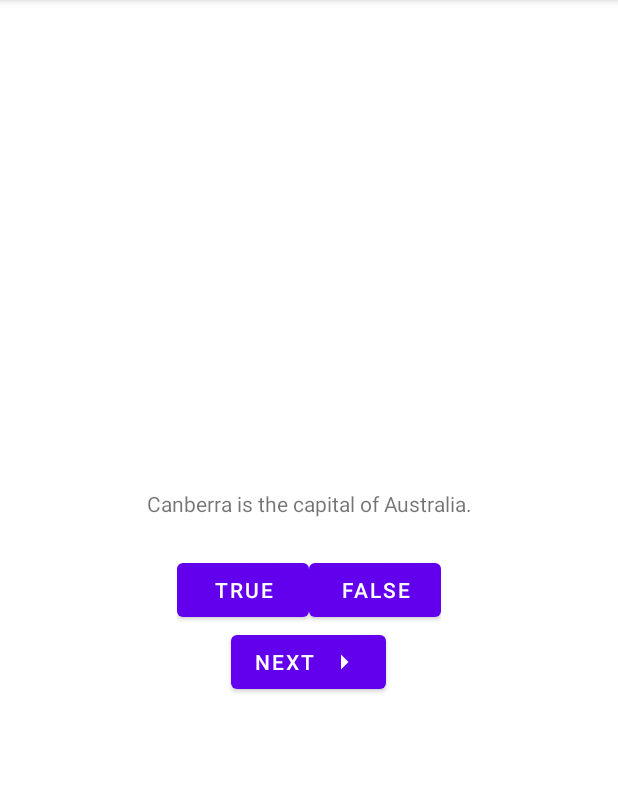
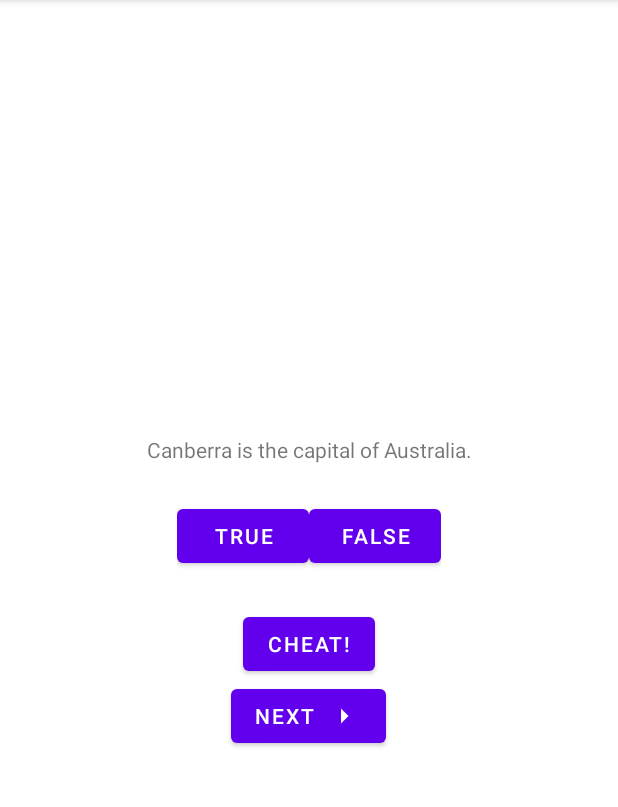
Before and after one commit to amora7741/CS4750-GeoQuiz, an Android app: the screen it shows after launch (MainActivity), on a phone screen of 412 x 824 dp, the part 84-891 px from its top. Run offline under Robolectric (Android 15) with nearby library versions, the phone set to English and light mode, and no system bars.

Commit message:
Added cheat button to activity

```diff
--- a/app/src/main/java/com/bignerdranch/android/geoquiz/CheatActivity.kt
+++ b/app/src/main/java/com/bignerdranch/android/geoquiz/CheatActivity.kt
@@ -2,10 +2,14 @@ package com.bignerdranch.android.geoquiz
 
 import androidx.appcompat.app.AppCompatActivity
 import android.os.Bundle
+import com.bignerdranch.android.geoquiz.databinding.ActivityCheatBinding
 
 class CheatActivity : AppCompatActivity() {
+
+    private lateinit var binding: ActivityCheatBinding
     override fun onCreate(savedInstanceState: Bundle?) {
         super.onCreate(savedInstanceState)
-        setContentView(R.layout.activity_cheat)
+        binding = ActivityCheatBinding.inflate(layoutInflater)
+        setContentView(binding.root)
     }
 }
--- a/app/src/main/res/layout/activity_main.xml
+++ b/app/src/main/res/layout/activity_main.xml
@@ -30,6 +30,12 @@
 			android:text="@string/false_button" />
 	</LinearLayout>
 	<Button
+		android:id="@+id/cheat_button"
+		android:layout_width="wrap_content"
+		android:layout_height="wrap_content"
+		android:layout_marginTop="24dp"
+		android:text="@string/cheat_button" />
+	<Button
 		android:id="@+id/next_button"
 		android:layout_width="wrap_content"
 		android:layout_height="wrap_content"
```
